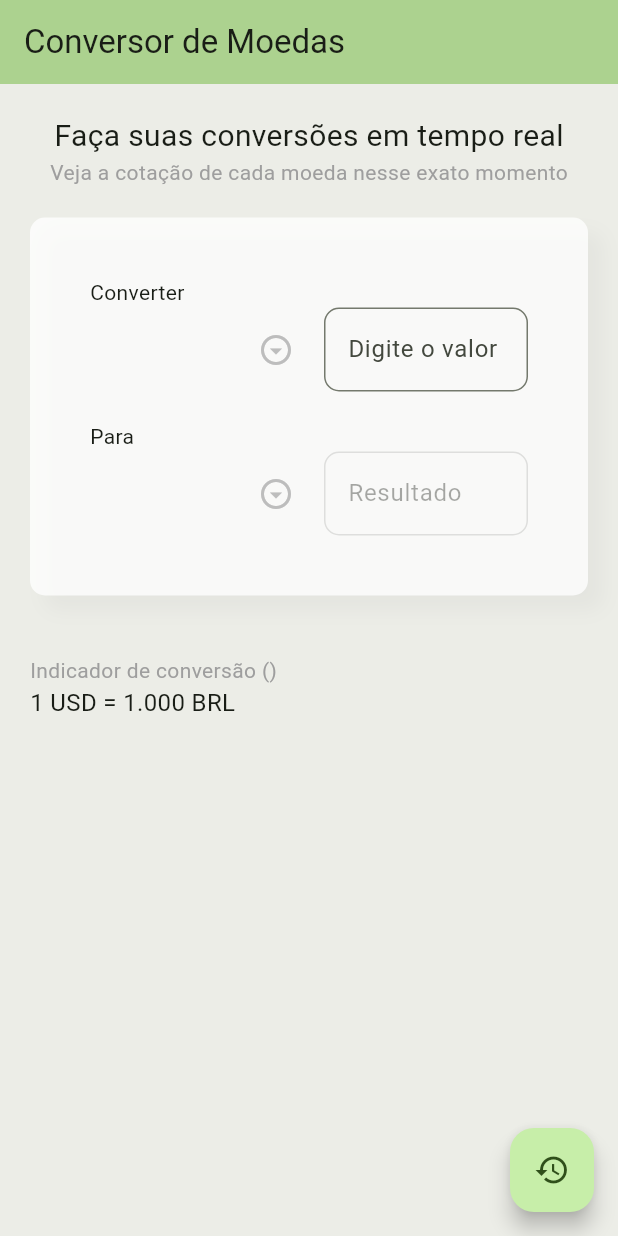
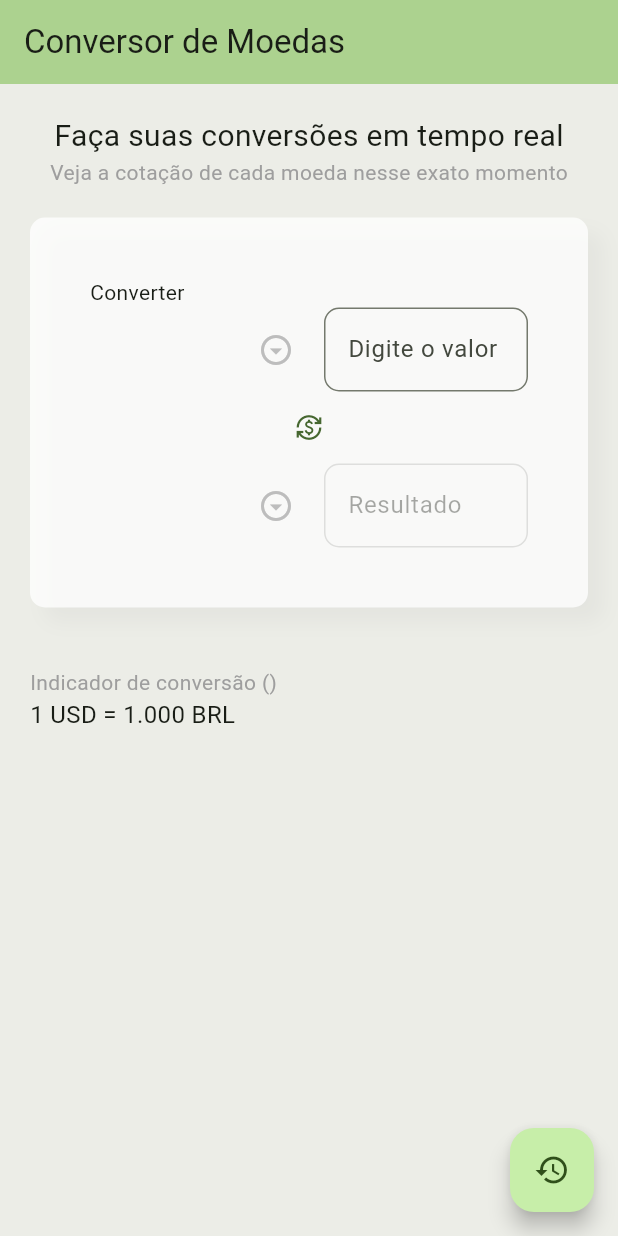
Before and after one commit to alanfacol/currency-converter, a Flutter app: the screen it shows after launch, on a phone screen of 412 x 824 dp. Run offline on Flutter 3.47's test engine with Material 3 defaults, Android fonts, the phone set to English and light mode, and no system bars; our stand-ins replace flutter_dotenv.

Commit message:
feat: add button to change select values

```diff
--- a/lib/pages/home.dart
+++ b/lib/pages/home.dart
@@ -1,7 +1,10 @@
+import 'dart:ui';
+
 import 'package:currency_converter/http/request.dart';
 import 'package:currency_converter/model/currency.model.dart';
 import 'package:currency_converter/pages/history.dart';
 import 'package:flutter/material.dart';
+import 'package:flutter/widgets.dart';
 import 'package:intl/intl.dart';
 
 class Home extends StatefulWidget {
@@ -183,8 +186,22 @@ class _HomeState extends State<Home> {
                         ),
                       ],
                     ),
-                    const SizedBox(height: 20.0),
-                    const Text("Para"),
+                    Row(children: [
+                      Expanded(
+                          child: Column(children: [
+                        TextButton(
+                          onPressed: () {
+                            String? temp = selectedCurrency1;
+                            setState(() {
+                              selectedCurrency1 = selectedCurrency2;
+                              selectedCurrency2 = temp;
+                              updateSecondTextField();
+                            });
+                          },
+                          child: const Icon(Icons.currency_exchange),
+                        )
+                      ]))
+                    ]),
                     Row(
                       children: [
                         Expanded(
```
